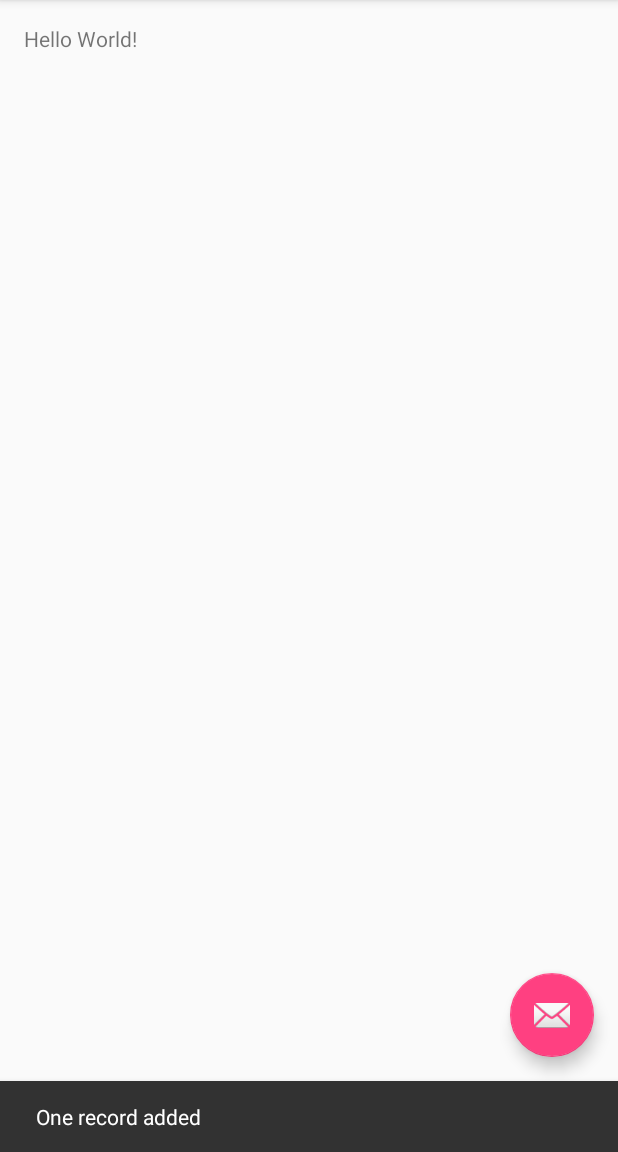
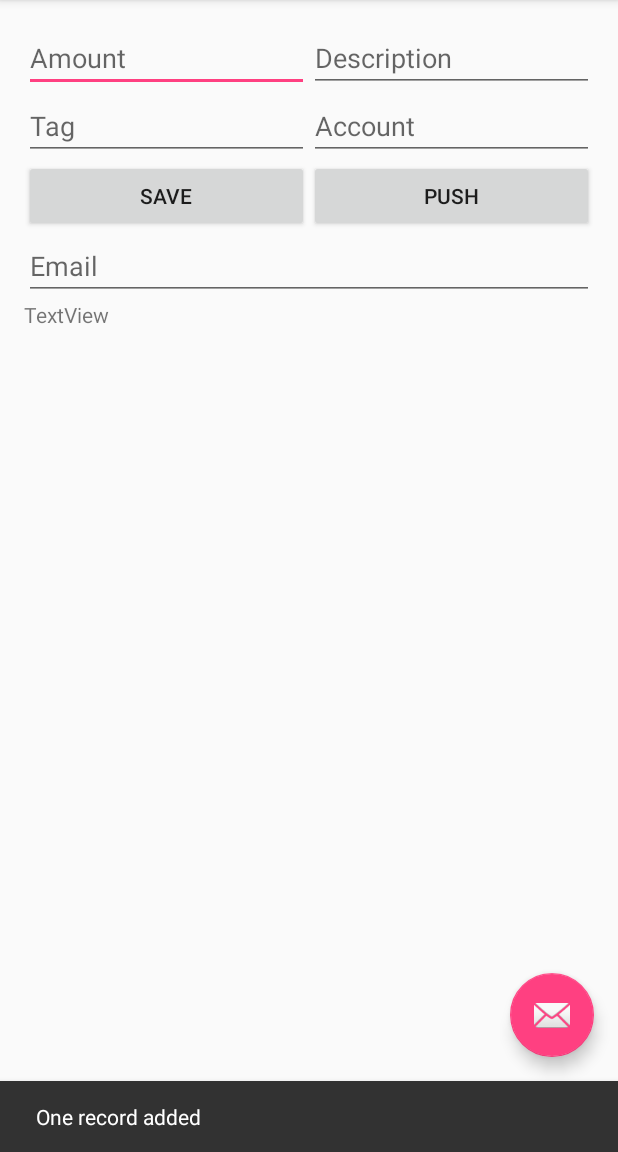
Before and after one commit to iutinvg/buxoff, an Android app: the screen it shows after launch (MainActivity), after a tap on an icon or button, on a phone screen of 412 x 824 dp, the part 84-1236 px from its top. Run offline under Robolectric (Android 15) with nearby library versions, the light colour scheme and no system bars; 5 statements that could not run were skipped.

Commit message:
android: initial layout of main screen

```diff
--- a/android/app/src/main/java/com/sevencrayons/buxoff/MainActivity.java
+++ b/android/app/src/main/java/com/sevencrayons/buxoff/MainActivity.java
@@ -15,7 +15,7 @@ import java.io.File;
 public class MainActivity extends AppCompatActivity {
 
     Buxoff buxoff;
-    TextView textCount;
+    TextView textStats;
 
     @Override
     protected void onCreate(Bundle savedInstanceState) {
@@ -24,7 +24,7 @@ public class MainActivity extends AppCompatActivity {
         Toolbar toolbar = (Toolbar) findViewById(R.id.toolbar);
         setSupportActionBar(toolbar);
 
-        textCount = (TextView) findViewById(R.id.textCount);
+        textStats = (TextView) findViewById(R.id.textStats);
 
         FloatingActionButton fab = (FloatingActionButton) findViewById(R.id.fab);
         fab.setOnClickListener(new View.OnClickListener() {
@@ -36,8 +36,13 @@ public class MainActivity extends AppCompatActivity {
             }
         });
 
+        initBuxoff();
+    }
+
+    private void initBuxoff() {
         buxoff = new Buxoff();
         buxoff.init(getDocPath());
+        updateCount();
     }
 
     @Override
@@ -61,24 +66,6 @@ public class MainActivity extends AppCompatActivity {
 
         return super.onOptionsItemSelected(item);
     }
-//    @Override
-//    protected void onCreate(Bundle savedInstanceState) {
-//        super.onCreate(savedInstanceState);
-//        setContentView(R.layout.activity_main);
-//
-//        buxoff = new Buxoff();
-//        buxoff.init(getDocPath());
-//
-//        textCount = (TextView) findViewById(R.id.textView);
-//        buttonAdd = (Button) findViewById(R.id.button);
-//
-//        buttonAdd.setOnClickListener(new View.OnClickListener() {
-//            @Override
-//            public void onClick(View v) {
-//                updateCount();
-//            }
-//        });
-//    }
 
     protected String getDocPath() {
         File data = getCacheDir();
@@ -89,7 +76,6 @@ public class MainActivity extends AppCompatActivity {
     protected void updateCount() {
         buxoff.add();
         buxoff.count();
-        textCount.setText("Total: " + buxoff.count());
+        textStats.setText("Total: " + buxoff.count());
     }
-
 }
--- a/android/app/src/main/res/layout/content_main.xml
+++ b/android/app/src/main/res/layout/content_main.xml
@@ -1,10 +1,11 @@
 <?xml version="1.0" encoding="utf-8"?>
-<RelativeLayout xmlns:android="http://schemas.android.com/apk/res/android"
+<LinearLayout xmlns:android="http://schemas.android.com/apk/res/android"
     xmlns:app="http://schemas.android.com/apk/res-auto"
     xmlns:tools="http://schemas.android.com/tools"
     android:id="@+id/content_main"
     android:layout_width="match_parent"
     android:layout_height="match_parent"
+    android:orientation="vertical"
     android:paddingBottom="@dimen/activity_vertical_margin"
     android:paddingLeft="@dimen/activity_horizontal_margin"
     android:paddingRight="@dimen/activity_horizontal_margin"
@@ -13,9 +14,88 @@
     tools:context="com.sevencrayons.buxoff.MainActivity"
     tools:showIn="@layout/activity_main">
 
-    <TextView
-        android:id="@+id/textCount"
-        android:layout_width="wrap_content"
-        android:layout_height="wrap_content"
-        android:text="Hello World!" />
-</RelativeLayout>
+    <LinearLayout
+        android:layout_width="match_parent"
+        android:layout_height="wrap_content">
+
+        <EditText
+            android:layout_width="0dp"
+            android:layout_height="wrap_content"
+            android:layout_weight="50"
+            android:inputType="numberDecimal"
+            android:id="@+id/textAmount"
+            android:hint="Amount"/>
+
+        <EditText
+            android:layout_width="0dp"
+            android:layout_height="wrap_content"
+            android:layout_weight="50"
+            android:inputType="textPersonName"
+            android:id="@+id/textDescription"
+            android:hint="Description" />
+    </LinearLayout>
+    <LinearLayout
+        android:layout_width="match_parent"
+        android:layout_height="wrap_content">
+
+        <EditText
+            android:layout_width="0dp"
+            android:layout_height="wrap_content"
+            android:layout_weight="50"
+            android:inputType="numberDecimal"
+            android:id="@+id/textTags"
+            android:hint="Tag"/>
+
+        <EditText
+            android:layout_width="0dp"
+            android:layout_height="wrap_content"
+            android:layout_weight="50"
+            android:inputType="textPersonName"
+            android:id="@+id/textAccount"
+            android:hint="Account" />
+    </LinearLayout>
+    <LinearLayout
+        android:layout_width="match_parent"
+        android:layout_height="wrap_content">
+
+        <Button android:id="@+id/buttonSave"
+            android:layout_width="0dp"
+            android:layout_height="wrap_content"
+            android:layout_weight="50"
+            android:text="Save" />
+
+        <Button android:id="@+id/buttonPush"
+            android:layout_width="0dp"
+            android:layout_height="wrap_content"
+            android:layout_weight="50"
+            android:text="Push" />
+
+    </LinearLayout>
+
+    <LinearLayout
+        android:layout_width="match_parent"
+        android:layout_height="wrap_content">
+
+        <EditText
+            android:layout_width="match_parent"
+            android:layout_height="wrap_content"
+            android:inputType="textEmailAddress"
+            android:id="@+id/textEmail"
+            android:hint="Email" />
+
+    </LinearLayout>
+
+    <LinearLayout
+        android:layout_width="match_parent"
+        android:layout_height="wrap_content">
+
+        <TextView
+            android:text="TextView"
+            android:layout_width="match_parent"
+            android:layout_height="wrap_content"
+            android:id="@+id/textStats"
+            android:layout_weight="1" />
+
+    </LinearLayout>
+
+</LinearLayout>
```
